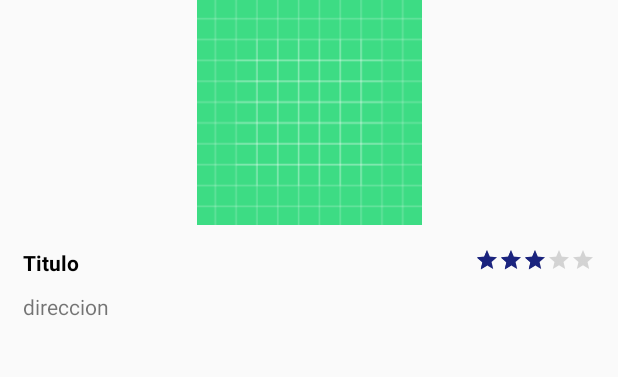
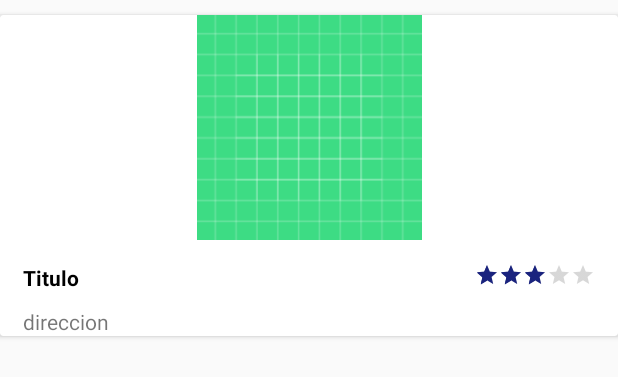
Before and after one commit to fdol1/CursoAndroidOld, an Android app: the layout fragment_restaurante.xml on its own in the app's theme, with its tools: preview values and no code run, on a phone screen of 412 x 824 dp. Shown: the top 377 px of the screen. Run offline under Robolectric (Android 15) with nearby library versions, the phone set to English and light mode, and no system bars.

Commit message:
Lista con CardView

```diff
--- a/app/build.gradle
+++ b/app/build.gradle
@@ -36,4 +36,6 @@ dependencies {
 
     implementation 'com.github.bumptech.glide:glide:4.11.0'
     annotationProcessor 'com.github.bumptech.glide:compiler:4.11.0'
+    implementation 'com.squareup.picasso:picasso:2.71828'
+    implementation 'com.android.support:cardview-v7:28.0.0'
 }
--- a/app/src/main/res/layout/fragment_restaurante.xml
+++ b/app/src/main/res/layout/fragment_restaurante.xml
@@ -1,10 +1,16 @@
 <?xml version="1.0" encoding="utf-8"?>
-<androidx.constraintlayout.widget.ConstraintLayout xmlns:android="http://schemas.android.com/apk/res/android"
+<androidx.cardview.widget.CardView xmlns:android="http://schemas.android.com/apk/res/android"
     xmlns:app="http://schemas.android.com/apk/res-auto"
     xmlns:tools="http://schemas.android.com/tools"
     android:layout_width="match_parent"
+    android:layout_height="wrap_content"
+    android:layout_marginTop="10dp"
+    android:paddingLeft="10dp"
+    android:paddingRight="10dp">
+
+    <androidx.constraintlayout.widget.ConstraintLayout
+        android:layout_width="match_parent"
         android:layout_height="wrap_content">
-
 
         <ImageView
             android:id="@+id/imgFoto"
@@ -49,4 +55,7 @@
             android:stepSize="1"
             app:layout_constraintEnd_toEndOf="@+id/imgFoto"
             app:layout_constraintTop_toBottomOf="@+id/imgFoto" />
+
     </androidx.constraintlayout.widget.ConstraintLayout>
+
+</androidx.cardview.widget.CardView>
```
Also changed, not shown: app/src/main/java/com/example/lfpu/cursoandroid/MyRestauranteRecyclerViewAdapter.java (+7 -0 lines), app/src/main/java/com/example/lfpu/cursoandroid/RestauranteFragment.java (+4 -4 lines). Lines whose indentation alone changed are shown as unchanged.
